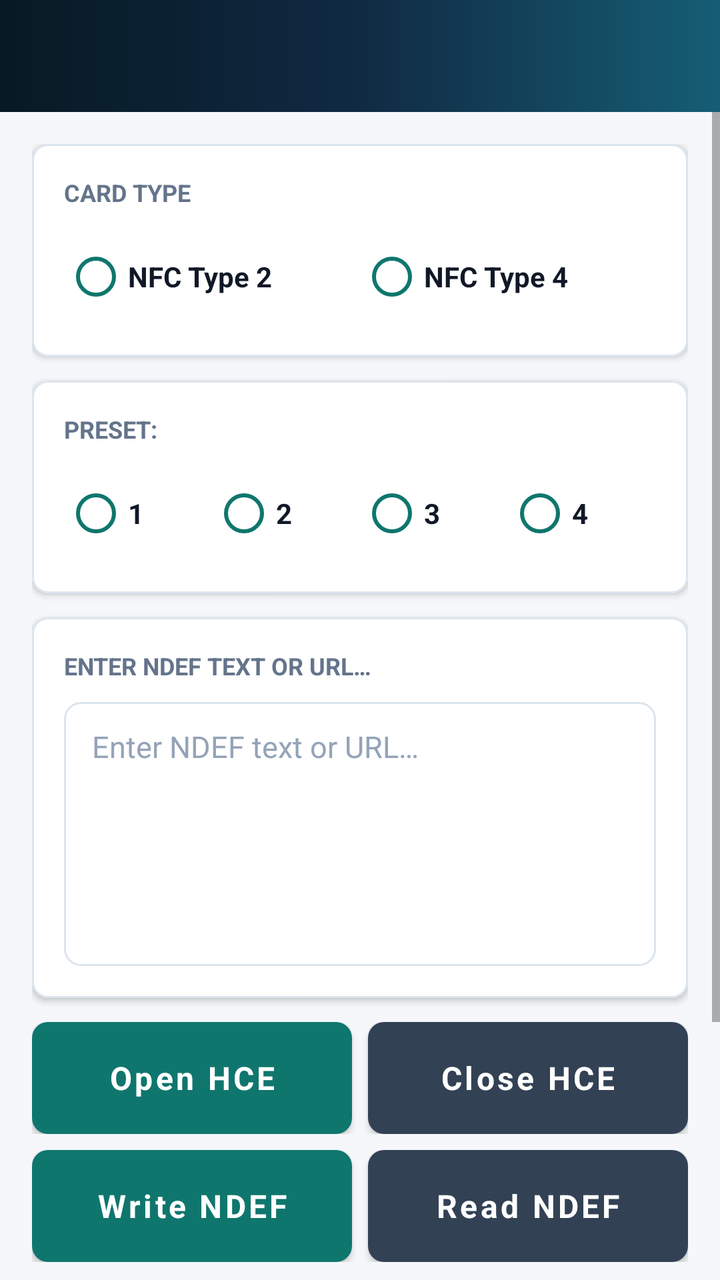
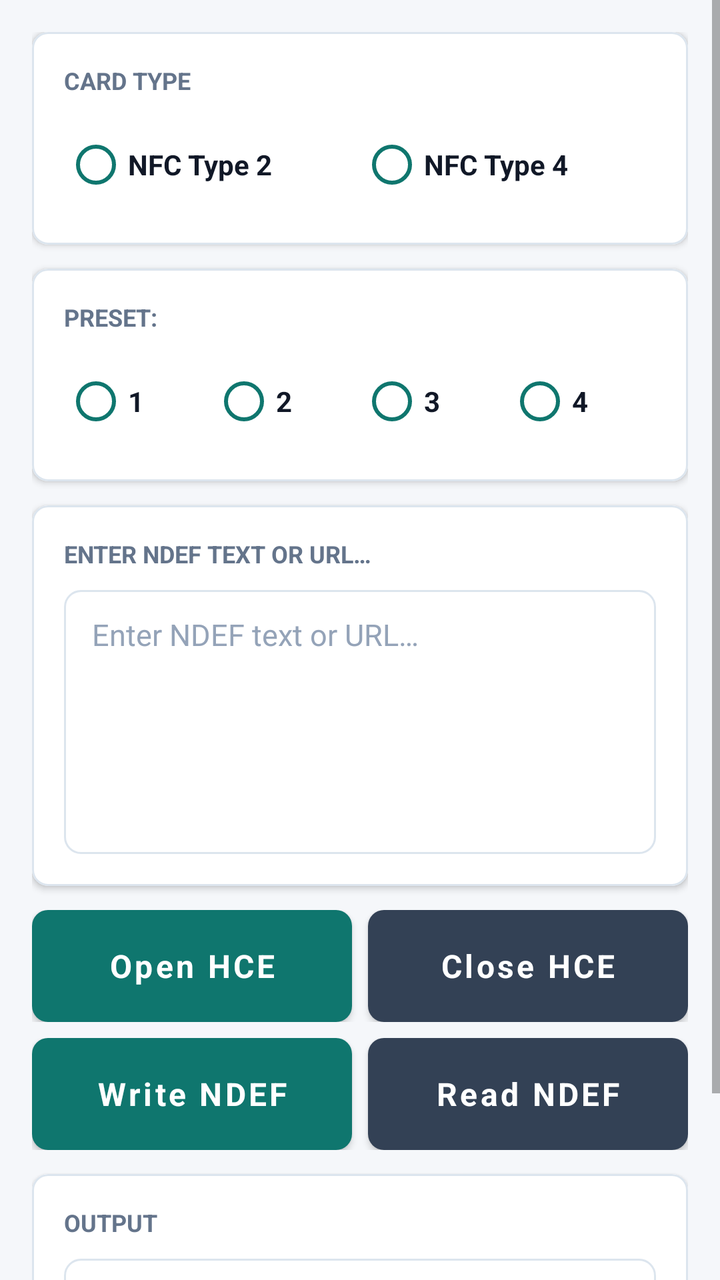

Screens rendered from an Android XML layout before and after an edit, with the pre-edit source and the edit as a unified diff.
<!-- AndroidManifest.xml: application theme AppTheme -->
<!-- res/layout/activity_hce.xml -->
<?xml version="1.0" encoding="utf-8"?>
<LinearLayout xmlns:android="http://schemas.android.com/apk/res/android"
    xmlns:app="http://schemas.android.com/apk/res-auto"
    android:layout_width="match_parent"
    android:layout_height="match_parent"
    android:background="@color/background"
    android:orientation="vertical">

    <androidx.appcompat.widget.Toolbar
        android:id="@+id/toolbar"
        style="@style/AppToolbar"
        android:layout_width="match_parent"
        android:layout_height="?attr/actionBarSize"
        app:titleTextColor="@color/white" />

    <ScrollView
        android:layout_width="match_parent"
        android:layout_height="match_parent"
        android:fillViewport="true">

        <LinearLayout
            android:layout_width="match_parent"
            android:layout_height="wrap_content"
            android:orientation="vertical"
            android:padding="@dimen/screen_margin">

            <com.google.android.material.card.MaterialCardView
                style="@style/AppCard"
                android:layout_width="match_parent"
                android:layout_height="wrap_content"
                android:layout_marginBottom="12dp">

                <LinearLayout
                    android:layout_width="match_parent"
                    android:layout_height="wrap_content"
                    android:orientation="vertical"
                    android:padding="16dp">

                    <TextView
                        style="@style/TextSectionLabel"
                        android:layout_width="wrap_content"
                        android:layout_height="wrap_content"
                        android:text="@string/hce_card_type_label" />

                    <RadioGroup
                        android:id="@+id/rdg_nfc_type"
                        android:layout_width="match_parent"
                        android:layout_height="wrap_content"
                        android:layout_marginTop="10dp"
                        android:orientation="horizontal">

                        <RadioButton
                            android:id="@+id/rdo_type2"
                            android:layout_width="0dp"
                            android:layout_height="wrap_content"
                            android:layout_weight="1"
                            android:buttonTint="@color/accent"
                            android:text="@string/hce_type2"
                            android:textColor="@color/text_primary"
                            android:textStyle="bold" />

                        <RadioButton
                            android:id="@+id/rdo_type4"
                            android:layout_width="0dp"
                            android:layout_height="wrap_content"
                            android:layout_weight="1"
                            android:buttonTint="@color/accent"
                            android:text="@string/hce_type4"
                            android:textColor="@color/text_primary"
                            android:textStyle="bold" />
                    </RadioGroup>
                </LinearLayout>
            </com.google.android.material.card.MaterialCardView>

            <com.google.android.material.card.MaterialCardView
                style="@style/AppCard"
                android:layout_width="match_parent"
                android:layout_height="wrap_content"
                android:layout_marginBottom="12dp">

                <LinearLayout
                    android:layout_width="match_parent"
                    android:layout_height="wrap_content"
                    android:orientation="vertical"
                    android:padding="16dp">

                    <TextView
                        style="@style/TextSectionLabel"
                        android:layout_width="wrap_content"
                        android:layout_height="wrap_content"
                        android:text="@string/hce_data_label" />

                    <RadioGroup
                        android:id="@+id/rdg_nfc_data"
                        android:layout_width="match_parent"
                        android:layout_height="wrap_content"
                        android:layout_marginTop="10dp"
                        android:orientation="horizontal">

                        <RadioButton
                            android:id="@+id/rdo_data_1"
                            android:layout_width="0dp"
                            android:layout_height="wrap_content"
                            android:layout_weight="1"
                            android:buttonTint="@color/accent"
                            android:text="1"
                            android:textColor="@color/text_primary"
                            android:textStyle="bold" />

                        <RadioButton
                            android:id="@+id/rdo_data_2"
                            android:layout_width="0dp"
                            android:layout_height="wrap_content"
                            android:layout_weight="1"
                            android:buttonTint="@color/accent"
                            android:text="2"
                            android:textColor="@color/text_primary"
                            android:textStyle="bold" />

                        <RadioButton
                            android:id="@+id/rdo_data_3"
                            android:layout_width="0dp"
                            android:layout_height="wrap_content"
                            android:layout_weight="1"
                            android:buttonTint="@color/accent"
                            android:text="3"
                            android:textColor="@color/text_primary"
                            android:textStyle="bold" />

                        <RadioButton
                            android:id="@+id/rdo_data_4"
                            android:layout_width="0dp"
                            android:layout_height="wrap_content"
                            android:layout_weight="1"
                            android:buttonTint="@color/accent"
                            android:text="4"
                            android:textColor="@color/text_primary"
                            android:textStyle="bold" />
                    </RadioGroup>
                </LinearLayout>
            </com.google.android.material.card.MaterialCardView>

            <com.google.android.material.card.MaterialCardView
                style="@style/AppCard"
                android:layout_width="match_parent"
                android:layout_height="wrap_content"
                android:layout_marginBottom="12dp">

                <LinearLayout
                    android:layout_width="match_parent"
                    android:layout_height="wrap_content"
                    android:orientation="vertical"
                    android:padding="16dp">

                    <TextView
                        style="@style/TextSectionLabel"
                        android:layout_width="wrap_content"
                        android:layout_height="wrap_content"
                        android:text="@string/hce_ndef_hint" />

                    <EditText
                        android:id="@+id/edt_ndef_text"
                        style="@style/InputField"
                        android:layout_width="match_parent"
                        android:layout_height="132dp"
                        android:layout_marginTop="10dp"
                        android:gravity="top|start"
                        android:hint="@string/hce_ndef_hint"
                        android:inputType="textMultiLine"
                        android:maxLength="1014" />
                </LinearLayout>
            </com.google.android.material.card.MaterialCardView>

            <LinearLayout
                android:layout_width="match_parent"
                android:layout_height="wrap_content"
                android:layout_marginBottom="8dp"
                android:orientation="horizontal">

                <com.google.android.material.button.MaterialButton
                    android:id="@+id/btn_open_hce"
                    style="@style/AccentButton"
                    android:layout_width="0dp"
                    android:layout_height="@dimen/button_height"
                    android:layout_marginEnd="4dp"
                    android:layout_weight="1"
                    android:text="@string/hce_open" />

                <com.google.android.material.button.MaterialButton
                    android:id="@+id/btn_close_hce"
                    style="@style/SecondaryButton"
                    android:layout_width="0dp"
                    android:layout_height="@dimen/button_height"
                    android:layout_marginStart="4dp"
                    android:layout_weight="1"
                    android:text="@string/hce_close" />
            </LinearLayout>

            <LinearLayout
                android:layout_width="match_parent"
                android:layout_height="wrap_content"
                android:layout_marginBottom="12dp"
                android:orientation="horizontal">

                <com.google.android.material.button.MaterialButton
                    android:id="@+id/btn_write_ndef_data"
                    style="@style/AccentButton"
                    android:layout_width="0dp"
                    android:layout_height="@dimen/button_height"
                    android:layout_marginEnd="4dp"
                    android:layout_weight="1"
                    android:text="@string/hce_write" />

                <com.google.android.material.button.MaterialButton
                    android:id="@+id/btn_read_ndef_data"
                    style="@style/SecondaryButton"
                    android:layout_width="0dp"
                    android:layout_height="@dimen/button_height"
                    android:layout_marginStart="4dp"
                    android:layout_weight="1"
                    android:text="@string/hce_read" />
            </LinearLayout>

            <com.google.android.material.card.MaterialCardView
                style="@style/AppCard"
                android:layout_width="match_parent"
                android:layout_height="wrap_content">

                <LinearLayout
                    android:layout_width="match_parent"
                    android:layout_height="wrap_content"
                    android:orientation="vertical"
                    android:padding="16dp">

                    <TextView
                        style="@style/TextSectionLabel"
                        android:layout_width="wrap_content"
                        android:layout_height="wrap_content"
                        android:text="@string/hce_output_label" />

                    <TextView
                        android:id="@+id/tv_info"
                        android:layout_width="match_parent"
                        android:layout_height="wrap_content"
                        android:layout_marginTop="10dp"
                        android:background="@drawable/bg_input_field"
                        android:minHeight="88dp"
                        android:padding="14dp"
                        android:text="Output will appear here"
                        android:textColor="@color/text_primary"
                        android:textSize="14sp" />
                </LinearLayout>
            </com.google.android.material.card.MaterialCardView>
        </LinearLayout>
    </ScrollView>
</LinearLayout>
<!-- resources referenced by this layout -->
<resources>
  <color name="accent">#0F766E</color>
  <color name="background">#F5F7FA</color>
  <color name="text_primary">#111827</color>
  <color name="white">#FFFFFF</color>
  <dimen name="button_height">56dp</dimen>
  <dimen name="screen_margin">16dp</dimen>
  <!-- drawable bg_input_field (drawable) -->
  <?xml version="1.0" encoding="utf-8"?>
  <shape xmlns:android="http://schemas.android.com/apk/res/android">
      <solid android:color="@color/surface" />
      <stroke
          android:width="1dp"
          android:color="@color/card_stroke" />
      <corners android:radius="@dimen/field_corner_radius" />
  </shape>
  <string name="hce_card_type_label">Card type</string>
  <string name="hce_close">Close HCE</string>
  <string name="hce_data_label">Preset:</string>
  <string name="hce_ndef_hint">Enter NDEF text or URL\u2026</string>
  <string name="hce_open">Open HCE</string>
  <string name="hce_output_label">Output</string>
  <string name="hce_read">Read NDEF</string>
  <string name="hce_type2">NFC Type 2</string>
  <string name="hce_type4">NFC Type 4</string>
  <string name="hce_write">Write NDEF</string>
  <style name="AppCard" parent="Widget.MaterialComponents.CardView">
          <item name="cardCornerRadius">@dimen/card_corner_radius</item>
          <item name="cardElevation">@dimen/card_elevation</item>
          <item name="cardBackgroundColor">@color/card</item>
          <item name="strokeColor">@color/card_stroke</item>
          <item name="strokeWidth">1dp</item>
      </style>
  <style name="AppToolbar">
          <item name="android:background">@drawable/bg_toolbar</item>
          <item name="android:elevation">0dp</item>
      </style>
  <style name="InputField">
          <item name="android:background">@drawable/bg_input_field</item>
          <item name="android:paddingStart">14dp</item>
          <item name="android:paddingEnd">14dp</item>
          <item name="android:paddingTop">12dp</item>
          <item name="android:paddingBottom">12dp</item>
          <item name="android:textColor">@color/text_primary</item>
          <item name="android:textColorHint">@color/text_tertiary</item>
          <item name="android:textSize">15sp</item>
      </style>
  <style name="TextSectionLabel">
          <item name="android:textColor">@color/text_secondary</item>
          <item name="android:textSize">12sp</item>
          <item name="android:textStyle">bold</item>
          <item name="android:textAllCaps">true</item>
      </style>
  <style name="AppTheme" parent="Theme.MaterialComponents.Light.NoActionBar">
          <item name="colorPrimary">@color/primary</item>
          <item name="colorPrimaryDark">@color/primary_dark</item>
          <item name="colorAccent">@color/accent</item>
          <item name="android:windowBackground">@color/background</item>
          <item name="android:statusBarColor">@color/primary_dark</item>
          <item name="android:navigationBarColor">@color/primary_dark</item>
          <item name="android:fontFamily">sans-serif</item>
      </style>
  <color name="surface">#FFFFFF</color>
  <color name="card_stroke">#DCE5EE</color>
  <dimen name="field_corner_radius">8dp</dimen>
  <color name="accent_dark">#0B5E59</color>
  <dimen name="card_corner_radius">8dp</dimen>
  <dimen name="card_elevation">2dp</dimen>
  <color name="card">#FFFFFF</color>
  <!-- drawable bg_toolbar (drawable) -->
  <?xml version="1.0" encoding="utf-8"?>
  <shape xmlns:android="http://schemas.android.com/apk/res/android">
      <gradient
          android:angle="0"
          android:startColor="@color/primary_dark"
          android:centerColor="@color/primary"
          android:endColor="@color/primary_variant" />
  </shape>
  <color name="text_tertiary">#94A3B8</color>
  <color name="btn_secondary">#334155</color>
  <color name="primary_dark">#071923</color>
  <color name="text_secondary">#64748B</color>
  <color name="primary">#102A43</color>
  <color name="primary_variant">#155E75</color>
  <!-- unchanged entries left out for length: 2 -->
</resources>

<!-- the commit's change to res/layout/activity_hce.xml (unified diff, before → after) -->
@@ -6,13 +6,6 @@
     android:background="@color/background"
     android:orientation="vertical">
 
-    <androidx.appcompat.widget.Toolbar
-        android:id="@+id/toolbar"
-        style="@style/AppToolbar"
-        android:layout_width="match_parent"
-        android:layout_height="?attr/actionBarSize"
-        app:titleTextColor="@color/white" />
-
     <ScrollView
         android:layout_width="match_parent"
         android:layout_height="match_parent"
<!-- resource entries referenced after the edit -->
@@ -32,10 +32,6 @@
           <item name="strokeColor">@color/card_stroke</item>
           <item name="strokeWidth">1dp</item>
       </style>
-  <style name="AppToolbar">
-          <item name="android:background">@drawable/bg_toolbar</item>
-          <item name="android:elevation">0dp</item>
-      </style>
   <style name="InputField">
           <item name="android:background">@drawable/bg_input_field</item>
           <item name="android:paddingStart">14dp</item>
@@ -68,21 +64,11 @@
   <dimen name="card_corner_radius">8dp</dimen>
   <dimen name="card_elevation">2dp</dimen>
   <color name="card">#FFFFFF</color>
-  <!-- drawable bg_toolbar (drawable) -->
-  <?xml version="1.0" encoding="utf-8"?>
-  <shape xmlns:android="http://schemas.android.com/apk/res/android">
-      <gradient
-          android:angle="0"
-          android:startColor="@color/primary_dark"
-          android:centerColor="@color/primary"
-          android:endColor="@color/primary_variant" />
-  </shape>
   <color name="text_tertiary">#94A3B8</color>
   <color name="btn_secondary">#334155</color>
   <color name="primary_dark">#071923</color>
   <color name="text_secondary">#64748B</color>
   <color name="primary">#102A43</color>
-  <color name="primary_variant">#155E75</color>
   <!-- unchanged entries left out for length: 2 -->
 </resources>
 
